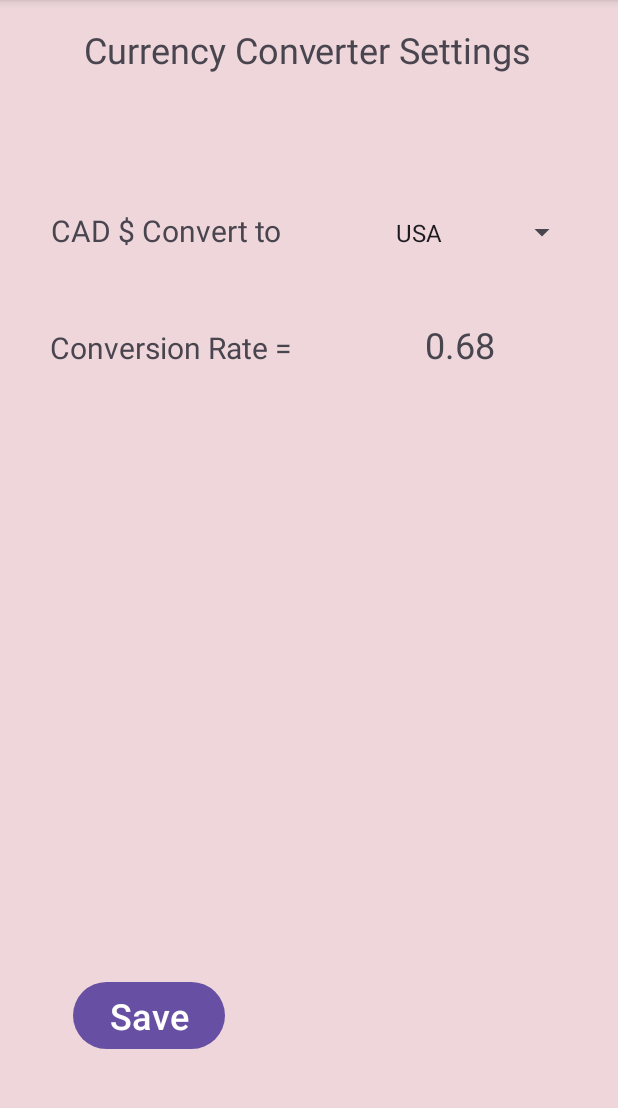
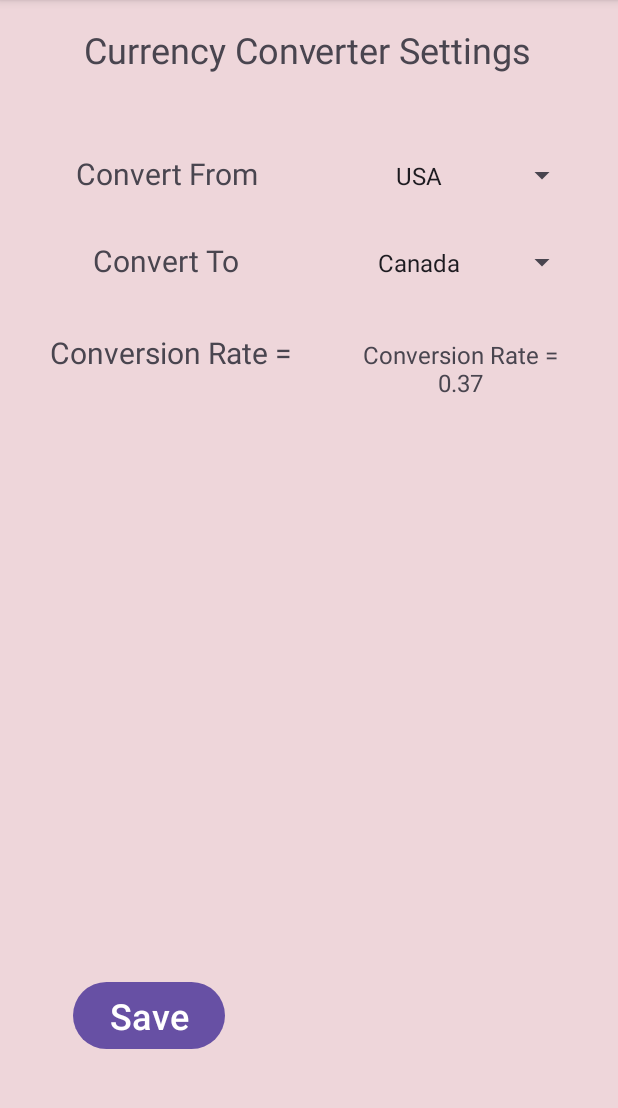
Before and after one commit to GurpreetSingh3295/Android-Currency-Converter-Application, an Android app: the screen it shows after launch (MainActivity3), after a tap on "Reconfigure", on a phone screen of 412 x 824 dp, the part 96-1204 px from its top. Run offline under Robolectric (Android 15) with nearby library versions, the phone set to English and light mode, and no system bars; 1 other tap on this screen came first.

Commit message:
Bi-Directional

```diff
--- a/app/src/main/java/ca/mohawk/assignment3/MainActivity.java
+++ b/app/src/main/java/ca/mohawk/assignment3/MainActivity.java
@@ -16,29 +16,42 @@ public class MainActivity extends AppCompatActivity {
 
     public static final String TAG = "CurrencyConverter";
     public static final String PREFS_NAME = "CurrencyPrefs";
-    public static final String PREF_CURRENCY_INDEX = "currency_index";
+    public static final String PREF_SOURCE_CURRENCY = "source_currency";
+    public static final String PREF_TARGET_CURRENCY = "target_currency";
 
     private EditText inputAmount;
     private TextView convertedAmount;
-    private ImageView currencyFlag;
+    private ImageView sourceFlag;
+    private ImageView targetFlag;
     private Button convertButton;
     private Button configButton;
 
 
-    public static final int[] currencyFlags = {R.drawable.usa, R.drawable.canada, R.drawable.saudi ,R.drawable.qatar, R.drawable.kuwait};
-    public static double[] conversionRates = {0.68, 1, 2.25, 2.52, 0.21};
-    private int selectedCurrencyIndex = 0;
+    private String[] currencyNames = {"USD", "Canada", "Saudi Arabia", "Qatar", "Kuwait"};
+    private int[] currencyFlags = {R.drawable.usa, R.drawable.canada, R.drawable.saudi, R.drawable.qatar, R.drawable.kuwait};
+    public static double[][] conversionRates = {
+            {1.0, 0.37, 4.56, 0.30, 0.25},
+            {2.7, 1.0, 12.34, 0.81, 0.25},
+            {0.22, 0.081, 1.0, 0.065, 0.25},
+            {3.33, 1.23, 15.38, 1.0, 0.25},
+            {4.00, 1.50, 16.00, 1.10, 1.0}
+    };
+
+    private int sourceCurrencyIndex = 0;
+    private int targetCurrencyIndex = 1;
+
     @Override
     protected void onCreate(Bundle savedInstanceState) {
         super.onCreate(savedInstanceState);
         setContentView(R.layout.activity_main);
         inputAmount = findViewById(R.id.editTextNumberDecimal);
         convertedAmount = findViewById(R.id.textView2);
-        currencyFlag = findViewById(R.id.imageView2);
+        sourceFlag = findViewById(R.id.imageView);
+        targetFlag = findViewById(R.id.imageView2);
         convertButton = findViewById(R.id.button);
         configButton = findViewById(R.id.button2);
-
-
+        loadPreferences();
+        updateUI();
     }
     @Override
     protected void onResume() {
@@ -60,35 +73,39 @@ public class MainActivity extends AppCompatActivity {
                 convertedAmount.setText("Amount cannot be negative");
                 return;
             }
-            double converted = amount * conversionRates[selectedCurrencyIndex];
+            double converted = amount * conversionRates[sourceCurrencyIndex][targetCurrencyIndex];
             convertedAmount.setText(String.format("%.2f", converted));
         } catch (NumberFormatException e) {
             convertedAmount.setText("Invalid input");
         }
     }
 
+
+
     public void nextActivity (View view) {
-        Intent switch2Activity2 = new Intent(MainActivity.this, MainActivity3.class);
-        startActivityForResult(switch2Activity2,1);
+        Intent intent = new Intent(MainActivity.this, MainActivity3.class);
+        startActivityForResult(intent, 1);
     }
 
 
     private void loadPreferences() {
         SharedPreferences prefs = getSharedPreferences(PREFS_NAME, Context.MODE_PRIVATE);
-        selectedCurrencyIndex = prefs.getInt(PREF_CURRENCY_INDEX, 0);
+        sourceCurrencyIndex = prefs.getInt(PREF_SOURCE_CURRENCY, 0);
+        targetCurrencyIndex = prefs.getInt(PREF_TARGET_CURRENCY, 1);
     }
 
     @Override
     protected void onActivityResult(int requestCode, int resultCode, Intent data) {
         super.onActivityResult(requestCode, resultCode, data);
         if (requestCode == 1 && resultCode == RESULT_OK) {
-            loadPreferences();  // Reload saved preferences
-            updateUI();         // Update flag and UI
+            loadPreferences();
+            updateUI();
         }
     }
 
     private void updateUI() {
-        currencyFlag.setImageResource(currencyFlags[selectedCurrencyIndex]);
-        convertButton.setText("@" + conversionRates[selectedCurrencyIndex] + " =");
+        sourceFlag.setImageResource(currencyFlags[sourceCurrencyIndex]);
+        targetFlag.setImageResource(currencyFlags[targetCurrencyIndex]);
+        convertButton.setText("@" + conversionRates[sourceCurrencyIndex][targetCurrencyIndex] + " =");
     }
 }
--- a/app/src/main/java/ca/mohawk/assignment3/MainActivity3.java
+++ b/app/src/main/java/ca/mohawk/assignment3/MainActivity3.java
@@ -1,6 +1,4 @@
 package ca.mohawk.assignment3;
-
-import static ca.mohawk.assignment3.MainActivity.conversionRates;
 
 import android.content.Context;
 import android.content.Intent;
@@ -21,31 +19,37 @@ import androidx.core.view.WindowInsetsCompat;
 
 public class MainActivity3 extends AppCompatActivity {
 
-    private static final String PREFS_NAME = "CurrencyPrefs";
     private static final String PREF_CURRENCY_INDEX = "currency_index";
-
-    private Spinner currencySpinner;
+    private Spinner sourceCurrencySpinner;
+    private Spinner targetCurrencySpinner;
     private TextView conversionRateText;
     private Button saveButton;
+    private int sourceIndex = 0;
+    private int targetIndex = 1;
     private int selectedIndex = 0;
-    private SharedPreferences sharedPreferences;
+
+    SharedPreferences sharedPreferences;
 
     @Override
     protected void onCreate(Bundle savedInstanceState) {
         super.onCreate(savedInstanceState);
         setContentView(R.layout.activity_main3);
 
-        currencySpinner = findViewById(R.id.spinner);
+        sourceCurrencySpinner = findViewById(R.id.sourceSpinner);
+        targetCurrencySpinner = findViewById(R.id.targetSpinner);
         conversionRateText = findViewById(R.id.textView7);
         saveButton = findViewById(R.id.button3);
 
-        sharedPreferences = getSharedPreferences(PREFS_NAME, Context.MODE_PRIVATE);
-        selectedIndex = sharedPreferences.getInt(PREF_CURRENCY_INDEX, 0);
-        currencySpinner.setSelection(selectedIndex);
-        currencySpinner.setOnItemSelectedListener(new AdapterView.OnItemSelectedListener() {
+        sharedPreferences = getSharedPreferences(MainActivity.PREFS_NAME, Context.MODE_PRIVATE);
+        sourceIndex = sharedPreferences.getInt(MainActivity.PREF_SOURCE_CURRENCY, 0);
+        targetIndex = sharedPreferences.getInt(MainActivity.PREF_TARGET_CURRENCY, 1);
+
+        sourceCurrencySpinner.setSelection(sourceIndex);
+        targetCurrencySpinner.setSelection(targetIndex);
+        sourceCurrencySpinner.setOnItemSelectedListener(new AdapterView.OnItemSelectedListener() {
             @Override
             public void onItemSelected(AdapterView<?> parent, View view, int position, long id) {
-                selectedIndex = position;
+                sourceIndex = position;
                 updateRateDisplay();
             }
 
@@ -54,7 +58,22 @@ public class MainActivity3 extends AppCompatActivity {
                 // Do nothing
             }
         });
+
+        targetCurrencySpinner.setOnItemSelectedListener(new AdapterView.OnItemSelectedListener() {
+            @Override
+            public void onItemSelected(AdapterView<?> parent, View view, int position, long id) {
+                targetIndex = position;
+                updateRateDisplay();
+            }
+
+            @Override
+            public void onNothingSelected(AdapterView<?> parent) {
+                // Do nothing
+            }
+        });
+
         updateRateDisplay();
+
 
         saveButton.setOnClickListener(new View.OnClickListener() {
             @Override
@@ -67,7 +86,8 @@ public class MainActivity3 extends AppCompatActivity {
 
     private void saveSettings() {
         SharedPreferences.Editor editor = sharedPreferences.edit();
-        editor.putInt(PREF_CURRENCY_INDEX, selectedIndex);
+        editor.putInt(MainActivity.PREF_SOURCE_CURRENCY, sourceIndex);
+        editor.putInt(MainActivity.PREF_TARGET_CURRENCY, targetIndex);
         editor.apply();
         Intent resultIntent = new Intent();
         setResult(RESULT_OK, resultIntent);
@@ -75,8 +95,12 @@ public class MainActivity3 extends AppCompatActivity {
         finish();  // Close activity and return to MainActivity
     }
 
+
+
+
+
     private void updateRateDisplay() {
-        conversionRateText.setText("" + conversionRates[selectedIndex]);
+        conversionRateText.setText("Conversion Rate = " + MainActivity.conversionRates[sourceIndex][targetIndex]);
     }
 
 
--- a/app/src/main/res/layout/activity_main3.xml
+++ b/app/src/main/res/layout/activity_main3.xml
@@ -26,17 +26,17 @@
         android:id="@+id/textView5"
         android:layout_width="168dp"
         android:layout_height="38dp"
-        android:layout_marginTop="88dp"
-        android:text="CAD $ Convert to"
+        android:layout_marginTop="50dp"
+        android:text="Convert From"
         android:textAlignment="center"
         android:textSize="20sp"
-        app:layout_constraintEnd_toStartOf="@+id/spinner"
+        app:layout_constraintEnd_toStartOf="@+id/sourceSpinner"
         app:layout_constraintHorizontal_bias="0.5"
         app:layout_constraintStart_toStartOf="parent"
         app:layout_constraintTop_toBottomOf="@+id/textView4" />
 
     <Spinner
-        android:id="@+id/spinner"
+        android:id="@+id/sourceSpinner"
         android:layout_width="164dp"
         android:layout_height="39dp"
         android:entries="@array/countries"
@@ -46,6 +46,31 @@
         app:layout_constraintEnd_toEndOf="parent"
         app:layout_constraintHorizontal_bias="0.5"
         app:layout_constraintStart_toEndOf="@+id/textView5" />
+
+    <TextView
+        android:id="@+id/textView8"
+        android:layout_width="168dp"
+        android:layout_height="38dp"
+        android:layout_marginTop="20dp"
+        android:text="Convert To"
+        android:textAlignment="center"
+        android:textSize="20sp"
+        app:layout_constraintEnd_toStartOf="@+id/targetSpinner"
+        app:layout_constraintHorizontal_bias="0.5"
+        app:layout_constraintStart_toStartOf="parent"
+        app:layout_constraintTop_toBottomOf="@+id/textView5" />
+
+    <Spinner
+        android:id="@+id/targetSpinner"
+        android:layout_width="164dp"
+        android:layout_height="39dp"
+        android:entries="@array/countries"
+        android:spinnerMode="dropdown"
+        android:textAlignment="center"
+        app:layout_constraintBaseline_toBaselineOf="@+id/textView8"
+        app:layout_constraintEnd_toEndOf="parent"
+        app:layout_constraintHorizontal_bias="0.5"
+        app:layout_constraintStart_toEndOf="@+id/textView8" />
 
     <Button
         android:id="@+id/button3"
@@ -74,7 +99,7 @@
         app:layout_constraintHorizontal_bias="0.5"
         app:layout_constraintStart_toStartOf="parent"
         app:layout_constraintTop_toBottomOf="@+id/textView5"
-        app:layout_constraintVertical_bias="0.0" />
+        app:layout_constraintVertical_bias="0.076" />
 
     <TextView
         android:id="@+id/textView7"
@@ -82,9 +107,11 @@
         android:layout_height="43dp"
         android:text="TextView"
         android:textAlignment="center"
-        android:textSize="24sp"
+        android:textSize="16sp"
         app:layout_constraintBaseline_toBaselineOf="@+id/textView6"
         app:layout_constraintEnd_toEndOf="parent"
         app:layout_constraintHorizontal_bias="0.5"
         app:layout_constraintStart_toEndOf="@+id/textView6" />
+
+
 </androidx.constraintlayout.widget.ConstraintLayout>
```
